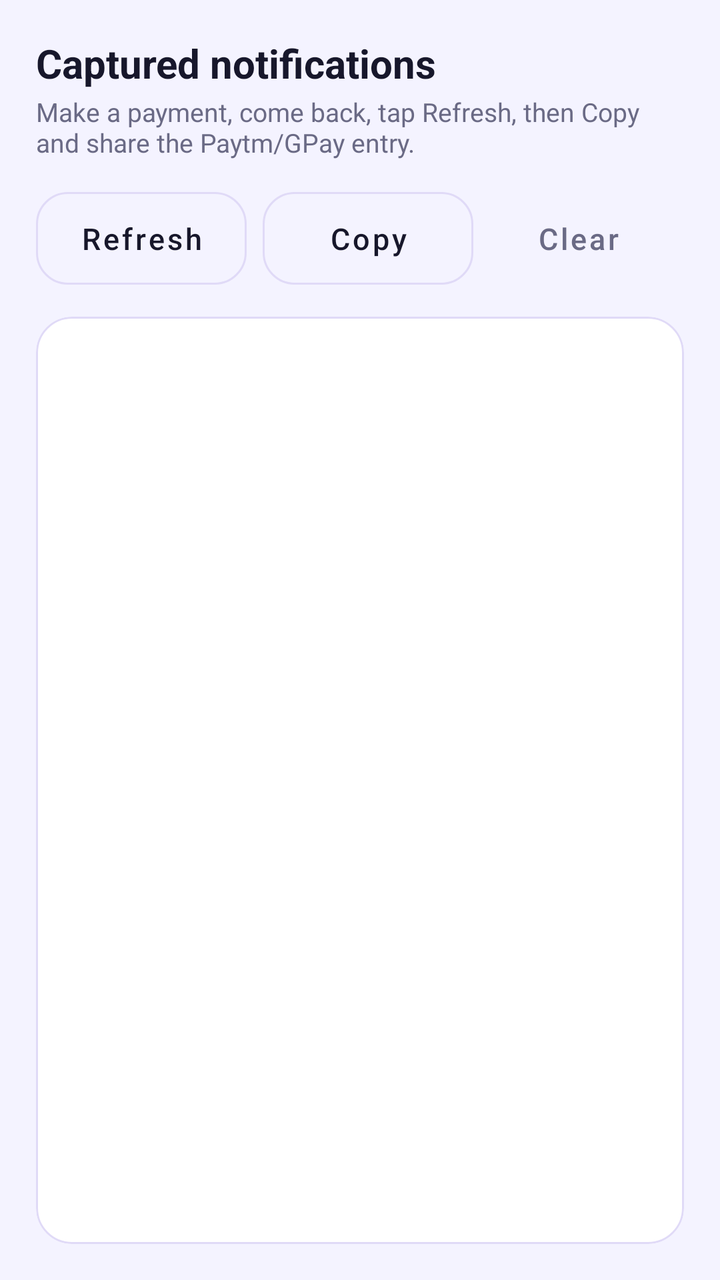
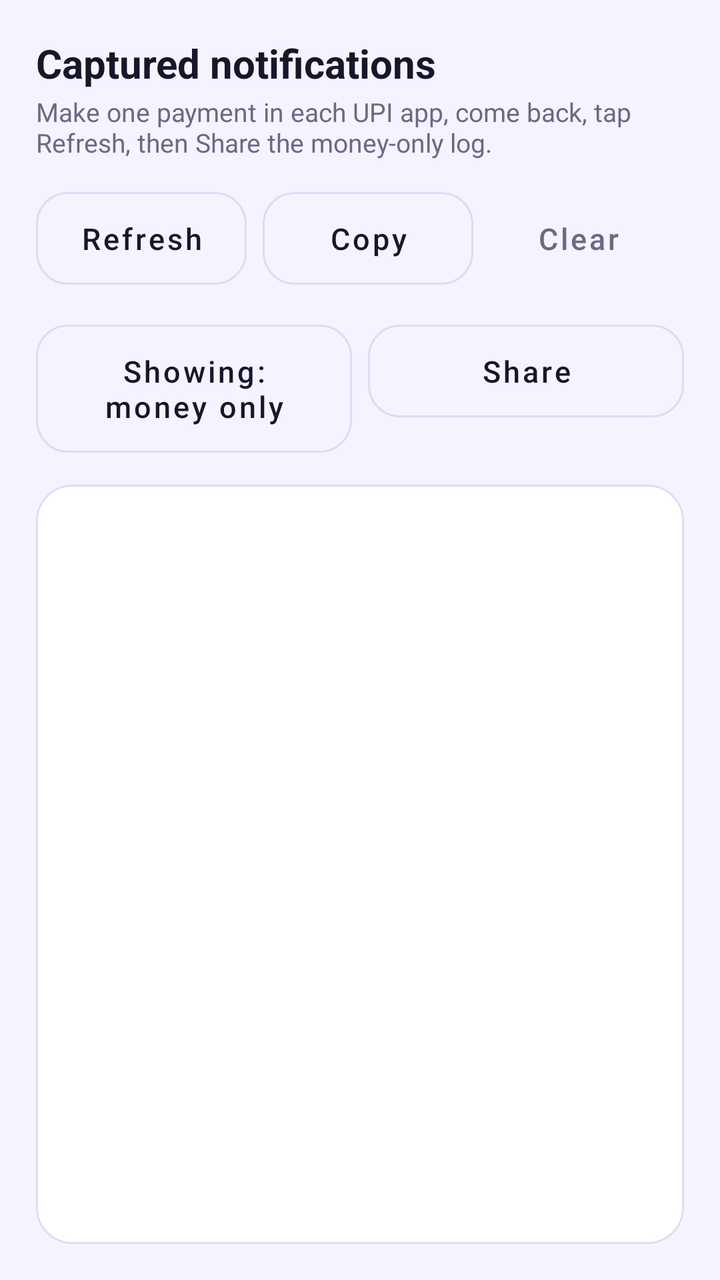

Two renders of the same Android screen: before a commit and after it. Below are the layout's source before the change and the commit's diff.
<!-- AndroidManifest.xml: application theme Theme.SplitMate -->
<!-- res/layout/activity_debug_log.xml -->
<?xml version="1.0" encoding="utf-8"?>
<LinearLayout xmlns:android="http://schemas.android.com/apk/res/android"
    xmlns:app="http://schemas.android.com/apk/res-auto"
    android:layout_width="match_parent"
    android:layout_height="match_parent"
    android:background="@color/sm_bg"
    android:orientation="vertical"
    android:padding="18dp">

    <TextView
        android:layout_width="wrap_content"
        android:layout_height="wrap_content"
        android:text="@string/debug_title"
        android:textColor="@color/sm_text"
        android:textSize="20sp"
        android:textStyle="bold" />

    <TextView
        android:layout_width="match_parent"
        android:layout_height="wrap_content"
        android:text="@string/debug_hint"
        android:textColor="@color/sm_text_muted"
        android:textSize="13sp"
        android:layout_marginTop="2dp"
        android:layout_marginBottom="10dp" />

    <LinearLayout
        android:layout_width="match_parent"
        android:layout_height="wrap_content"
        android:orientation="horizontal">

        <com.google.android.material.button.MaterialButton
            android:id="@+id/btnRefresh"
            style="@style/Widget.SplitMate.Button.Outlined"
            android:layout_width="0dp"
            android:layout_weight="1"
            android:layout_height="wrap_content"
            android:text="@string/refresh" />

        <com.google.android.material.button.MaterialButton
            android:id="@+id/btnCopy"
            style="@style/Widget.SplitMate.Button.Outlined"
            android:layout_width="0dp"
            android:layout_weight="1"
            android:layout_height="wrap_content"
            android:layout_marginStart="8dp"
            android:text="@string/copy" />

        <com.google.android.material.button.MaterialButton
            android:id="@+id/btnClear"
            style="@style/Widget.SplitMate.Button.Text"
            android:layout_width="0dp"
            android:layout_weight="1"
            android:layout_height="wrap_content"
            android:text="@string/clear" />
    </LinearLayout>

    <com.google.android.material.card.MaterialCardView
        android:layout_width="match_parent"
        android:layout_height="0dp"
        android:layout_weight="1"
        android:layout_marginTop="10dp"
        app:cardBackgroundColor="@color/sm_surface"
        app:cardCornerRadius="18dp"
        app:cardElevation="0dp"
        app:strokeColor="@color/sm_outline"
        app:strokeWidth="1dp">

        <ScrollView
            android:layout_width="match_parent"
            android:layout_height="match_parent"
            android:padding="14dp">

            <TextView
                android:id="@+id/tvLog"
                android:layout_width="match_parent"
                android:layout_height="wrap_content"
                android:fontFamily="monospace"
                android:textColor="@color/sm_text"
                android:textSize="12sp"
                android:textIsSelectable="true" />
        </ScrollView>
    </com.google.android.material.card.MaterialCardView>
</LinearLayout>
<!-- resources referenced by this layout -->
<resources>
  <color name="sm_bg">#F4F3FF</color>
  <color name="sm_outline">#E0DAF7</color>
  <color name="sm_surface">#FFFFFF</color>
  <color name="sm_text">#17172B</color>
  <color name="sm_text_muted">#6A6A85</color>
  <string name="clear">Clear</string>
  <string name="copy">Copy</string>
  <string name="debug_hint">Make a payment, come back, tap Refresh, then Copy and share the Paytm/GPay entry.</string>
  <string name="debug_title">Captured notifications</string>
  <string name="refresh">Refresh</string>
  <style name="Widget.SplitMate.Button.Outlined" parent="Widget.MaterialComponents.Button.OutlinedButton">
          <item name="android:paddingTop">13dp</item>
          <item name="android:paddingBottom">13dp</item>
          <item name="android:textAllCaps">false</item>
          <item name="android:textSize">15sp</item>
          <item name="strokeColor">@color/sm_outline</item>
          <item name="android:textColor">@color/sm_text</item>
          <item name="iconTint">@color/sm_primary</item>
          <item name="cornerRadius">16dp</item>
      </style>
  <style name="Widget.SplitMate.Button.Text" parent="Widget.MaterialComponents.Button.TextButton">
          <item name="android:textAllCaps">false</item>
          <item name="android:textSize">15sp</item>
          <item name="android:textColor">@color/sm_text_muted</item>
      </style>
  <style name="Theme.SplitMate" parent="Theme.MaterialComponents.DayNight.NoActionBar">
          <item name="colorPrimary">@color/sm_primary</item>
          <item name="colorPrimaryVariant">@color/sm_primary</item>
          <item name="colorOnPrimary">@color/sm_on_primary</item>
          <item name="colorSecondary">@color/sm_accent</item>
          <item name="colorSecondaryVariant">@color/sm_accent</item>
          <item name="colorOnSecondary">@color/sm_on_primary</item>
          <item name="android:colorBackground">@color/sm_bg</item>
          <item name="colorSurface">@color/sm_surface</item>
          <item name="colorOnSurface">@color/sm_text</item>
          <item name="colorOnBackground">@color/sm_text</item>
          <item name="colorError">#E5484D</item>
          <item name="android:statusBarColor">@color/sm_bg</item>
          <item name="android:navigationBarColor">@color/sm_bg</item>
  
          
          <item name="shapeAppearanceSmallComponent">@style/Shape.SplitMate.Small</item>
          <item name="shapeAppearanceMediumComponent">@style/Shape.SplitMate.Medium</item>
          <item name="shapeAppearanceLargeComponent">@style/Shape.SplitMate.Large</item>
      </style>
  <color name="sm_primary">#6C4DF6</color>
  <color name="sm_on_primary">#FFFFFF</color>
  <color name="sm_accent">#06C7B8</color>
  <style name="Shape.SplitMate.Small" parent="ShapeAppearance.MaterialComponents.SmallComponent">
          <item name="cornerFamily">rounded</item>
          <item name="cornerSize">14dp</item>
      </style>
  <style name="Shape.SplitMate.Medium" parent="ShapeAppearance.MaterialComponents.MediumComponent">
          <item name="cornerFamily">rounded</item>
          <item name="cornerSize">22dp</item>
      </style>
  <style name="Shape.SplitMate.Large" parent="ShapeAppearance.MaterialComponents.LargeComponent">
          <item name="cornerFamily">rounded</item>
          <item name="cornerSize">30dp</item>
      </style>
</resources>

<!-- the commit's change to res/layout/activity_debug_log.xml (unified diff, before → after) -->
@@ -55,6 +55,30 @@
             android:text="@string/clear" />
     </LinearLayout>
 
+    <LinearLayout
+        android:layout_width="match_parent"
+        android:layout_height="wrap_content"
+        android:layout_marginTop="8dp"
+        android:orientation="horizontal">
+
+        <com.google.android.material.button.MaterialButton
+            android:id="@+id/btnToggle"
+            style="@style/Widget.SplitMate.Button.Outlined"
+            android:layout_width="0dp"
+            android:layout_weight="1"
+            android:layout_height="wrap_content"
+            android:text="@string/show_money_only" />
+
+        <com.google.android.material.button.MaterialButton
+            android:id="@+id/btnShare"
+            style="@style/Widget.SplitMate.Button.Outlined"
+            android:layout_width="0dp"
+            android:layout_weight="1"
+            android:layout_height="wrap_content"
+            android:layout_marginStart="8dp"
+            android:text="@string/share" />
+    </LinearLayout>
+
     <com.google.android.material.card.MaterialCardView
         android:layout_width="match_parent"
         android:layout_height="0dp"
<!-- resource entries referenced after the edit -->
@@ -7,9 +7,11 @@
   <color name="sm_text_muted">#6A6A85</color>
   <string name="clear">Clear</string>
   <string name="copy">Copy</string>
-  <string name="debug_hint">Make a payment, come back, tap Refresh, then Copy and share the Paytm/GPay entry.</string>
+  <string name="debug_hint">Make one payment in each UPI app, come back, tap Refresh, then Share the money-only log.</string>
   <string name="debug_title">Captured notifications</string>
   <string name="refresh">Refresh</string>
+  <string name="share">Share</string>
+  <string name="show_money_only">Showing: money only</string>
   <style name="Widget.SplitMate.Button.Outlined" parent="Widget.MaterialComponents.Button.OutlinedButton">
           <item name="android:paddingTop">13dp</item>
           <item name="android:paddingBottom">13dp</item>
